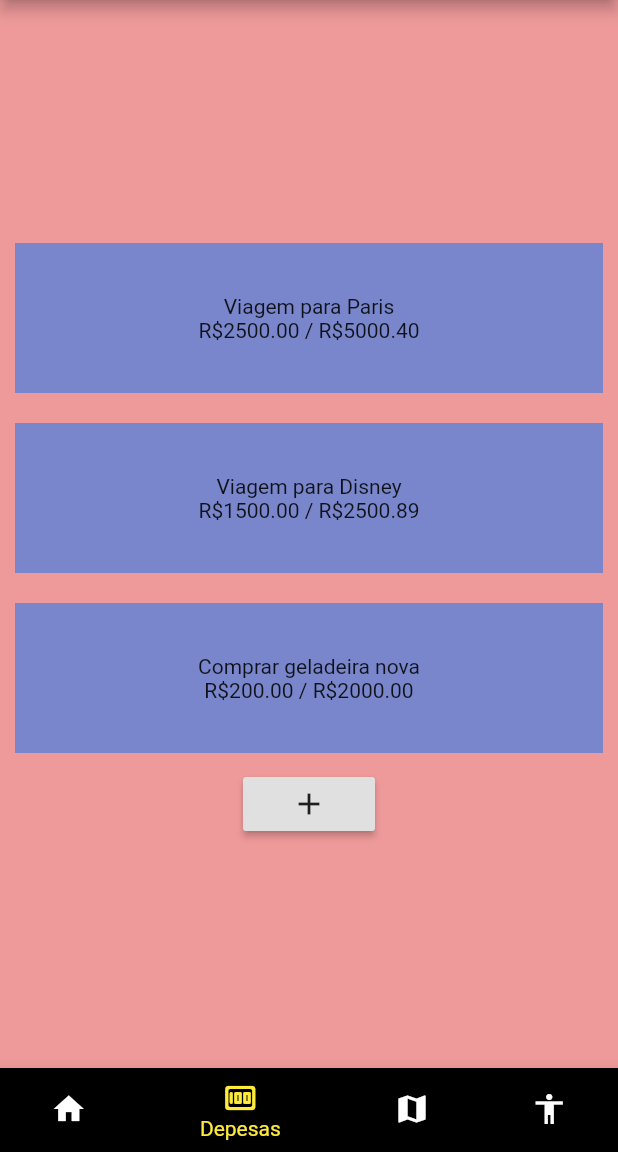
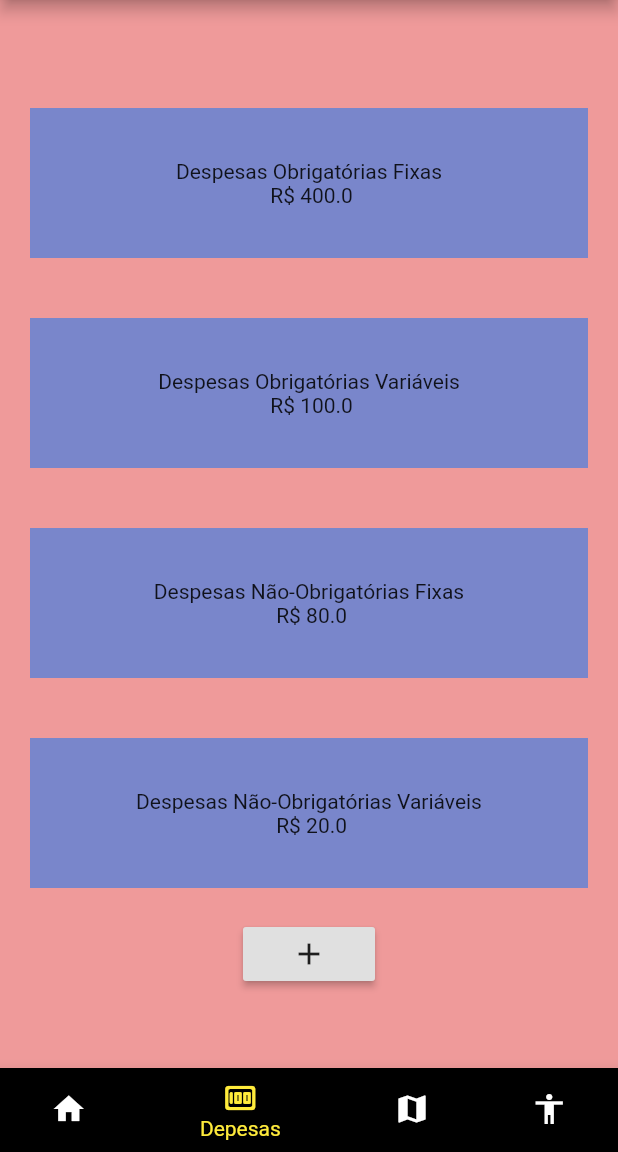
Before and after one commit to RichbertOliveira/GOALS, a Flutter app: the Inicio screen opened directly, item 2 of the bottom bar chosen, on a phone screen of 412 x 824 dp, the part 84-1236 px from its top. Run offline on Flutter 3.47's test engine with Material 2 defaults, Android fonts, the light colour scheme and no system bars.

Commit message:
feat: extrair cards das despesas para componente diferente

```diff
--- a/codigo/lib/Despesas.dart
+++ b/codigo/lib/Despesas.dart
@@ -1,5 +1,6 @@
 import 'package:flutter/material.dart';
 import 'package:flutter/services.dart';
+import 'package:goals/components/CardDespesaDetalhes.dart';
 
 class Despesas extends StatelessWidget {
   final String texto;
@@ -22,69 +23,44 @@ class Despesas extends StatelessWidget {
       child: Column(
         mainAxisSize: MainAxisSize.min,
         children: [
-          GestureDetector(
+          CardDespesaDetalhes(
+            texto: "Despesas Obrigatórias Fixas",
+            valor: 400.00,
             onTap: () {
               Navigator.push(
                 context,
                 MaterialPageRoute(builder: (context) => _EditDespesasState())
               );
             },
-            child: Container(
-              alignment: Alignment.center,
-              margin: const EdgeInsets.all(10.0),
-              color: Colors.indigo[300],
-              padding: const EdgeInsets.all(10.0),
-              height: 100,
-              width: 600,
-              child: const Text(
-                "Viagem para Paris"
-                    "\nR\$2500.00 / R\$5000.40",
-                textAlign: TextAlign.center,
-              ),
-            ),
-          ),
-          GestureDetector(
+          ),CardDespesaDetalhes(
+            texto: "Despesas Obrigatórias Variáveis",
+            valor: 100.00,
             onTap: () {
               Navigator.push(
                 context,
                 MaterialPageRoute(builder: (context) => _EditDespesasState())
               );
             },
-            child: Container(
-              alignment: Alignment.center,
-              margin: const EdgeInsets.all(10.0),
-              color: Colors.indigo[300],
-              padding: const EdgeInsets.all(10.0),
-              height: 100,
-              width: 600,
-              child: const Text(
-                "Viagem para Disney"
-                    "\nR\$1500.00 / R\$2500.89",
-                textAlign: TextAlign.center,
-              ),
-            ),
-          ),
-          GestureDetector(
+          ),CardDespesaDetalhes(
+            texto: "Despesas Não-Obrigatórias Fixas",
+            valor: 80.00,
             onTap: () {
               Navigator.push(
                 context,
                 MaterialPageRoute(builder: (context) => _EditDespesasState())
               );
             },
-            child: Container(
-              alignment: Alignment.center,
-              margin: const EdgeInsets.all(10.0),
-              color: Colors.indigo[300],
-              padding: const EdgeInsets.all(10.0),
-              height: 100,
-              width: 600,
-              child: const Text(
-                "Comprar geladeira nova"
-                    "\nR\$200.00 / R\$2000.00",
-                textAlign: TextAlign.center,
-              ),
-            ),
+          ),CardDespesaDetalhes(
+            texto: "Despesas Não-Obrigatórias Variáveis",
+            valor: 20.00,
+            onTap: () {
+              Navigator.push(
+                context,
+                MaterialPageRoute(builder: (context) => _EditDespesasState())
+              );
+            },
           ),
+
           ElevatedButton(
             style: raisedButtonStyle,
             onPressed: () {
--- a/codigo/lib/components/CardDespesaDetalhes.dart
+++ b/codigo/lib/components/CardDespesaDetalhes.dart
@@ -0,0 +1,42 @@
+import 'package:flutter/material.dart';
+import 'package:flutter/services.dart';
+
+class CardDespesaDetalhes extends StatelessWidget {
+  final Function? onTap;
+  final String texto;
+  final double valor;
+
+  const CardDespesaDetalhes(
+    {Key? key,
+      required this.texto,
+      this.valor = 0,
+      this.onTap,
+    })
+    : super(key: key);
+
+  @override
+  Widget build(BuildContext context) {
+    return Container(
+      margin: const EdgeInsets.all(10.0),
+      padding: const EdgeInsets.all(10.0),
+      child: Material(
+        color: Colors.indigo[300],
+        child: InkWell(
+          onTap: () {
+            onTap?.call();
+          },
+          child: Container(
+            alignment: Alignment.center,
+            height: 100,
+            width: 600,
+            child: Text(
+              "$texto \n R\$ $valor",
+              textAlign: TextAlign.center,
+            ),
+          ),
+        ),
+      ),
+    );
+  }
+
+}
```
